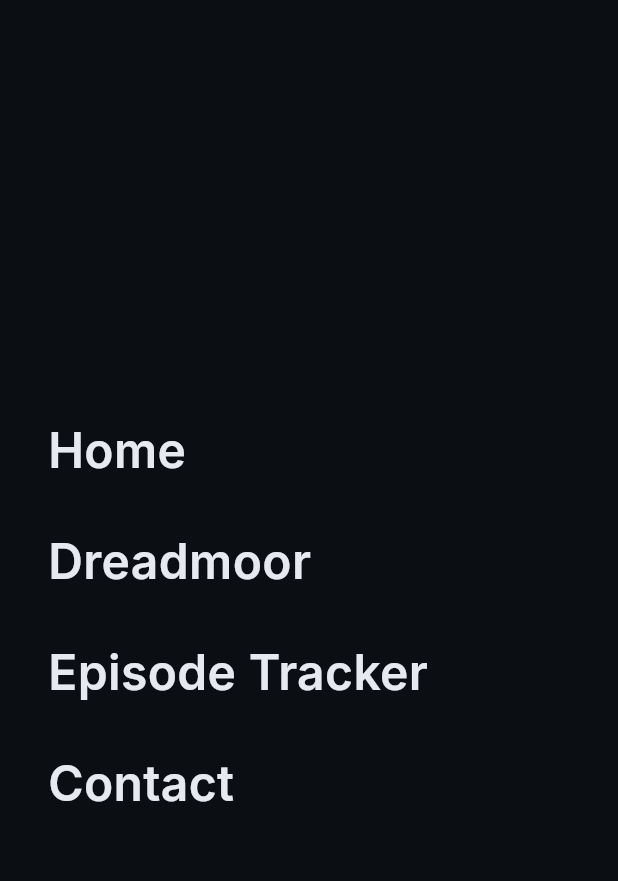
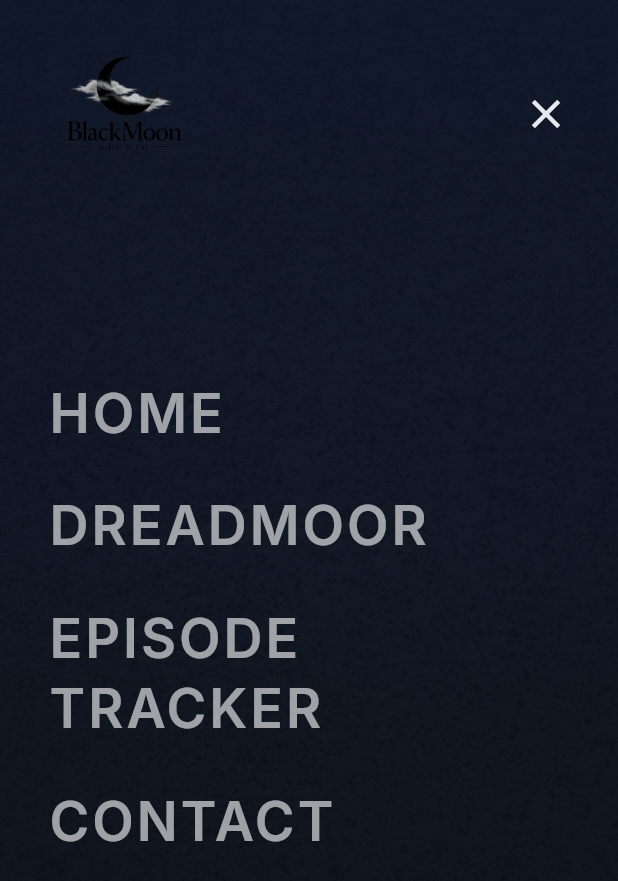
Before and after one commit to kirasimon565/blackmoon_web, a Flutter app: the screen it shows after launch, after a tap on the "menu" icon, on a phone screen of 412 x 824 dp. Shown: the top 881 px of the screen. Run offline on Flutter 3.47's test engine with Material 3 defaults, Android fonts, the phone set to English and light mode, and no system bars; our stand-ins replace go_router; network calls fail.

Commit message:
Refactor UI to cinematic image-first architecture
- Implement strict Sliver/CustomScrollView architecture.
- Rebuild Hero sections with 450px Stack, dark gradients, and centered clamped typography.
- Refactor all content sections below Hero to be strictly left-aligned.
- Overhaul ProgressBars to 32px track with right-aligned inner text.
- Convert standard cards into 16:9 poster-style items.
- Rebuild OverlayMenu into immersive scene with gradients, noise, and hover states.
- Restore Rebecca visual in EpisodeCard using gradient masks and dynamic right-aligned stacking.
- Ensure strict compliance with AppTextStyles, AppColors, and AppTheme.
- Replace all deprecated `.withOpacity()` usage with `.withAlpha()`.

Co-authored-by: natalieparker345 <218137784+natalieparker345@users.noreply.github.com>

```diff
--- a/lib/shared/layout/main_scaffold.dart
+++ b/lib/shared/layout/main_scaffold.dart
@@ -70,44 +70,134 @@ class _OverlayMenu extends StatelessWidget {
 
   @override
   Widget build(BuildContext context) {
-    return Container(
-      color: AppColors.background,
+    return Material(
+      color: Colors.transparent,
+      child: Stack(
+        children: [
+          // Background Gradient (Dark Blue -> Black)
+          Positioned.fill(
+            child: Container(
+              decoration: const BoxDecoration(
+                gradient: LinearGradient(
+                  begin: Alignment.topCenter,
+                  end: Alignment.bottomCenter,
+                  colors: [
+                    Color(0xFF0F172A), // Dark blue tint
+                    Color(0xFF0B0F14), // AppColors.background
+                  ],
+                ),
+              ),
+            ),
+          ),
+          // Subtle Noise Texture
+          Positioned.fill(
+            child: Image.asset(
+              'assets/images/backgrounds/noise_texture.png',
+              fit: BoxFit.cover,
+              opacity: const AlwaysStoppedAnimation(0.08),
+            ),
+          ),
+          // Top Bar (Logo and Close Button)
+          Positioned(
+            top: 0,
+            left: 0,
+            right: 0,
             child: SafeArea(
+              bottom: false,
+              child: Padding(
+                padding: const EdgeInsets.symmetric(horizontal: 24, vertical: 16),
+                child: Row(
+                  mainAxisAlignment: MainAxisAlignment.spaceBetween,
+                  children: [
+                    Image.asset(
+                      'assets/images/studio/blackmoon_logo.png',
+                      width: 120, // minimum 120px
+                      fit: BoxFit.contain,
+                    ),
+                    IconButton(
+                      icon: const Icon(
+                        Icons.close,
+                        color: AppColors.textPrimary,
+                        size: 32,
+                      ),
+                      onPressed: onClose,
+                    ),
+                  ],
+                ),
+              ),
+            ),
+          ),
+          // Center Column (Nav Items)
+          Center(
             child: Padding(
               padding: const EdgeInsets.symmetric(horizontal: 32),
               child: Column(
+                mainAxisAlignment: MainAxisAlignment.center,
                 crossAxisAlignment: CrossAxisAlignment.start,
-            mainAxisAlignment: MainAxisAlignment.center,
                 children: [
-              _menuItem(context, "Home", "/"),
-              const SizedBox(height: 32),
-              _menuItem(context, "Dreadmoor", "/dreadmoor"),
-              const SizedBox(height: 32),
-              _menuItem(context, "Episode Tracker", "/tracker"),
-              const SizedBox(height: 32),
-              _menuItem(context, "Contact", "/contact"),
+                  _NavItem(title: "HOME", route: "/", onClose: onClose),
+                  const SizedBox(height: 28),
+                  _NavItem(title: "DREADMOOR", route: "/dreadmoor", onClose: onClose),
+                  const SizedBox(height: 28),
+                  _NavItem(title: "EPISODE TRACKER", route: "/tracker", onClose: onClose),
+                  const SizedBox(height: 28),
+                  _NavItem(title: "CONTACT", route: "/contact", onClose: onClose),
                 ],
+              ),
+            ),
+          ),
+        ],
+      ),
+    );
+  }
+}
+
+class _NavItem extends StatefulWidget {
+  final String title;
+  final String route;
+  final VoidCallback onClose;
+
+  const _NavItem({
+    required this.title,
+    required this.route,
+    required this.onClose,
+  });
+
+  @override
+  State<_NavItem> createState() => _NavItemState();
+}
+
+class _NavItemState extends State<_NavItem> {
+  bool _isHovered = false;
+
+  @override
+  Widget build(BuildContext context) {
+    return MouseRegion(
+      onEnter: (_) => setState(() => _isHovered = true),
+      onExit: (_) => setState(() => _isHovered = false),
+      cursor: SystemMouseCursors.click,
+      child: GestureDetector(
+        onTapDown: (_) => setState(() => _isHovered = true),
+        onTapUp: (_) => setState(() => _isHovered = false),
+        onTapCancel: () => setState(() => _isHovered = false),
+        onTap: () {
+          widget.onClose();
+          context.go(widget.route);
+        },
+        child: AnimatedOpacity(
+          duration: const Duration(milliseconds: 200),
+          opacity: _isHovered ? 1.0 : 0.6,
+          child: Text(
+            widget.title,
+            style: AppTextStyles.h1.copyWith(
+              fontSize: 36,
+              fontWeight: FontWeight.w600,
+              letterSpacing: 2,
+              color: Colors.white,
+            ),
           ),
         ),
       ),
     );
   }
-
-  /// ✅ FIXED MENU ITEM (NO copyWith nonsense)
-  Widget _menuItem(BuildContext context, String title, String route) {
-    return GestureDetector(
-      onTap: () {
-        onClose();
-        context.go(route);
-      },
-      child: Text(
-        title,
-        style: AppTextStyles.h1.copyWith(
-          fontSize: 32,
-          fontWeight: FontWeight.w600,
-          color: AppColors.textPrimary,
-        ),
-      ),
-    );
 }
-}
```
Also changed, not shown: lib/features/tracker/widgets/episode_card_with_rebecca.dart (+49 -2 lines), assets/images/characters/rebecca_symbol_base.png (added). Lines whose indentation alone changed are shown as unchanged.
